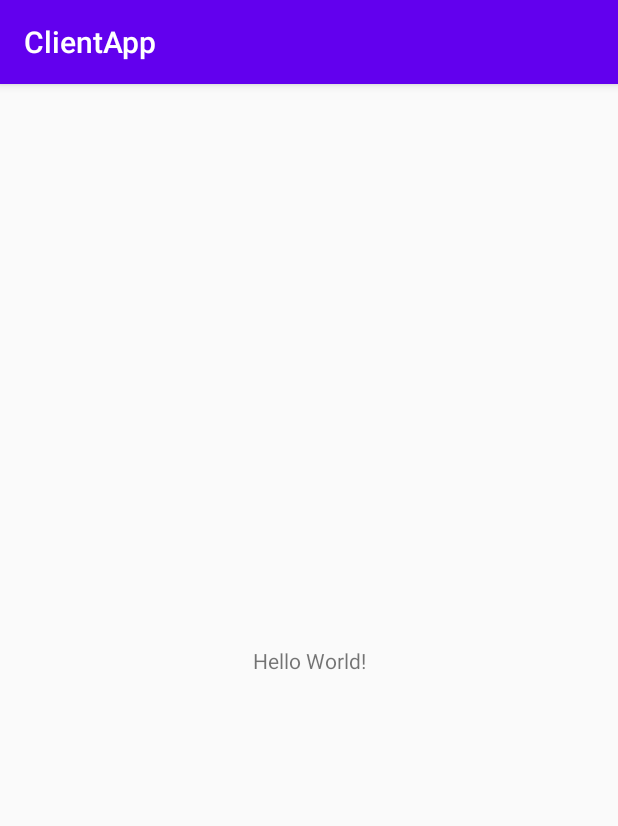
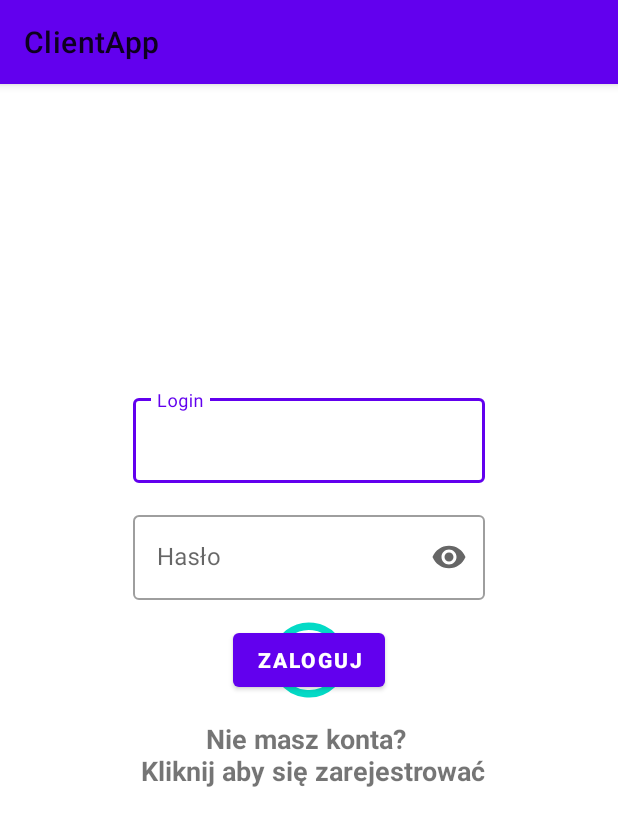
Before and after one commit to liscypis/Taxi_system, an Android app: the screen it shows after launch (MainActivity), on a phone screen of 412 x 824 dp. Shown: the top 826 px of the screen. Run offline under Robolectric (Android 15) with nearby library versions, the phone set to English and light mode, and no system bars.

Commit message:
added material and layout do login activity

```diff
--- a/ClientApp/app/build.gradle
+++ b/ClientApp/app/build.gradle
@@ -36,5 +36,7 @@ dependencies {
 
     // Network
     implementation 'com.squareup.retrofit2:retrofit:2.9.0'
+    // material
+    implementation 'com.google.android.material:material:1.3.0-alpha02'
 
 }
--- a/ClientApp/app/src/main/res/layout/activity_main.xml
+++ b/ClientApp/app/src/main/res/layout/activity_main.xml
@@ -6,13 +6,72 @@
     android:layout_height="match_parent"
     tools:context=".MainActivity">
 
-    <TextView
+    <Button
+        android:id="@+id/loginBnt"
         android:layout_width="wrap_content"
         android:layout_height="wrap_content"
-        android:text="Hello World!"
+        android:text="@string/login"
+        android:textStyle="bold"
         app:layout_constraintBottom_toBottomOf="parent"
-        app:layout_constraintLeft_toLeftOf="parent"
-        app:layout_constraintRight_toRightOf="parent"
+        app:layout_constraintEnd_toEndOf="parent"
+        app:layout_constraintStart_toStartOf="parent"
+        app:layout_constraintTop_toTopOf="parent" />
+
+    <TextView
+        android:id="@+id/noAccountTV"
+        android:layout_width="wrap_content"
+        android:layout_height="wrap_content"
+        android:layout_marginTop="16dp"
+        android:text="Nie masz konta? \n Kliknij aby się zarejestrować"
+        android:textAlignment="center"
+        android:textSize="18sp"
+        android:textStyle="bold"
+        app:layout_constraintEnd_toEndOf="parent"
+        app:layout_constraintStart_toStartOf="parent"
+        app:layout_constraintTop_toBottomOf="@+id/loginBnt" />
+
+    <com.google.android.material.textfield.TextInputLayout
+        android:id="@+id/loginInput"
+        style="@style/Widget.MaterialComponents.TextInputLayout.OutlinedBox"
+        android:layout_width="0dp"
+        android:layout_height="wrap_content"
+        android:layout_marginBottom="16dp"
+        app:layout_constraintBottom_toTopOf="@+id/passwordInput"
+        app:layout_constraintEnd_toEndOf="@+id/noAccountTV"
+        app:layout_constraintStart_toStartOf="@+id/noAccountTV">
+
+        <com.google.android.material.textfield.TextInputEditText
+            android:layout_width="match_parent"
+            android:layout_height="wrap_content"
+            android:hint="Login" />
+    </com.google.android.material.textfield.TextInputLayout>
+
+    <com.google.android.material.textfield.TextInputLayout
+        android:id="@+id/passwordInput"
+        style="@style/Widget.MaterialComponents.TextInputLayout.OutlinedBox"
+        android:layout_width="0dp"
+        android:layout_height="wrap_content"
+        android:layout_marginBottom="16dp"
+        app:endIconMode="password_toggle"
+        app:layout_constraintBottom_toTopOf="@+id/loginBnt"
+        app:layout_constraintEnd_toEndOf="@+id/noAccountTV"
+        app:layout_constraintStart_toStartOf="@+id/noAccountTV">
+
+        <com.google.android.material.textfield.TextInputEditText
+            android:layout_width="match_parent"
+            android:layout_height="wrap_content"
+            android:hint="Hasło"
+            android:inputType="textPassword" />
+    </com.google.android.material.textfield.TextInputLayout>
+
+    <ProgressBar
+        android:id="@+id/loginPB"
+        style="?android:attr/progressBarStyle"
+        android:layout_width="60dp"
+        android:layout_height="60dp"
+        app:layout_constraintBottom_toBottomOf="parent"
+        app:layout_constraintEnd_toEndOf="parent"
+        app:layout_constraintStart_toStartOf="parent"
         app:layout_constraintTop_toTopOf="parent" />
 
 </androidx.constraintlayout.widget.ConstraintLayout>
--- a/ClientApp/app/src/main/res/values/strings.xml
+++ b/ClientApp/app/src/main/res/values/strings.xml
@@ -1,3 +1,4 @@
 <resources>
     <string name="app_name">ClientApp</string>
+    <string name="login">Zaloguj</string>
 </resources>
--- a/ClientApp/app/src/main/res/values/styles.xml
+++ b/ClientApp/app/src/main/res/values/styles.xml
@@ -1,10 +1,10 @@
 <resources>
     <!-- Base application theme. -->
-    <style name="AppTheme" parent="Theme.AppCompat.Light.DarkActionBar">
+    <style name="AppTheme" parent="Theme.MaterialComponents.DayNight">
         <!-- Customize your theme here. -->
-        <item name="colorPrimary">@color/colorPrimary</item>
-        <item name="colorPrimaryDark">@color/colorPrimaryDark</item>
-        <item name="colorAccent">@color/colorAccent</item>
+<!--        <item name="colorPrimary">@color/colorPrimary</item>-->
+<!--        <item name="colorPrimaryDark">@color/colorPrimaryDark</item>-->
+<!--        <item name="colorAccent">@color/colorAccent</item>-->
     </style>
 
 </resources>
```
